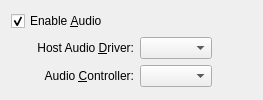
Old version of the form vbox/src/VBox/Frontends/VirtualBox/src/settings/machine/UIMachineSettingsAudio.ui in the repository jljuxgm/vboxgit.
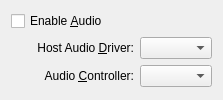
New version of the form.

Commit message:
commit_46630 ------------------------------------------------------------------------ r46630 | vboxsync | 2013-06-19 00:24:28 +0800 (Wed, 19 Jun 2013) | 1 line
FE/Qt: Machine settings: Audio page: Cleanup (part 3).
------------------------------------------------------------------------

Patch:
```diff
--- a/vbox/src/VBox/Frontends/VirtualBox/src/settings/machine/UIMachineSettingsAudio.ui
+++ b/vbox/src/VBox/Frontends/VirtualBox/src/settings/machine/UIMachineSettingsAudio.ui
@@ -23,9 +23,6 @@
      <property name="text">
       <string>Enable &amp;Audio</string>
      </property>
-     <property name="checked" >
-      <bool>true</bool>
-     </property>
     </widget>
    </item>
    <item row="1" column="0">
@@ -93,20 +90,7 @@
      </layout>
     </widget>
    </item>
-   <item row="1" column="2">
-    <spacer>
-     <property name="orientation">
-      <enum>Qt::Horizontal</enum>
-     </property>
-     <property name="sizeHint">
-      <size>
-       <width>40</width>
-       <height>20</height>
-      </size>
-     </property>
-    </spacer>
-   </item>
-   <item row="2" column="1">
+   <item row="2" column="0" colspan="2">
     <spacer>
      <property name="orientation">
       <enum>Qt::Vertical</enum>
```
Left out of the diff: 22 changed lines with no effect on the pictures. The commit also changes 1 other file.
